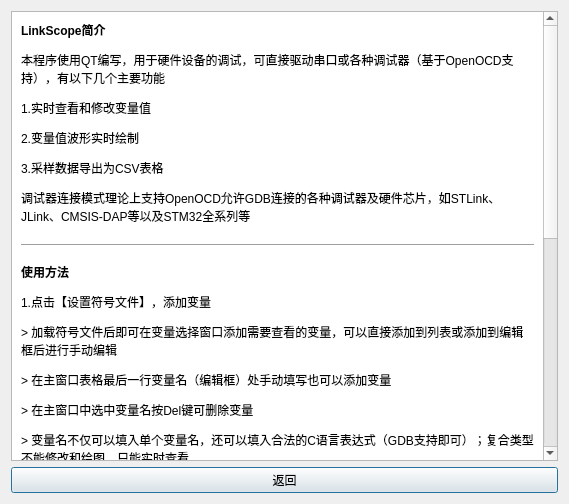
Skythinker616/LinkScope, file helpwindow.ui: the form before one commit.
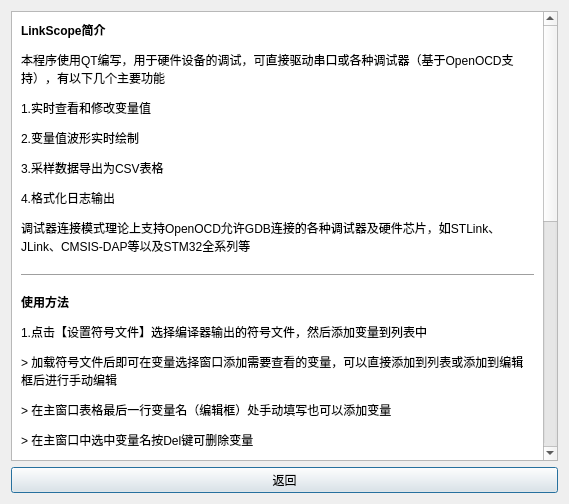
The form after the commit.

Commit message: 加入日志功能；添加窗口状态自动保存；单次读取字节数限制由上位机转到下位机；略降低采样速度以降低CPU占用率；版本号更新为V1.2.0

Diff of the .ui file:
```diff
--- a/helpwindow.ui
+++ b/helpwindow.ui
@@ -32,9 +32,9 @@
       <property name="geometry">
        <rect>
         <x>0</x>
-        <y>-735</y>
+        <y>-390</y>
         <width>523</width>
-        <height>1179</height>
+        <height>1308</height>
        </rect>
       </property>
       <property name="autoFillBackground">
@@ -53,7 +53,7 @@
           </sizepolicy>
          </property>
          <property name="text">
-          <string>&lt;html&gt;&lt;head/&gt;&lt;body&gt;&lt;p&gt;&lt;span style=&quot; font-weight:600;&quot;&gt;LinkScope简介&lt;/span&gt;&lt;/p&gt;&lt;p&gt;本程序使用QT编写，用于硬件设备的调试，可直接驱动串口或各种调试器（基于OpenOCD支持），有以下几个主要功能&lt;/p&gt;&lt;p&gt;1.实时查看和修改变量值&lt;/p&gt;&lt;p&gt;2.变量值波形实时绘制&lt;/p&gt;&lt;p&gt;3.采样数据导出为CSV表格&lt;/p&gt;&lt;p&gt;调试器连接模式理论上支持OpenOCD允许GDB连接的各种调试器及硬件芯片，如STLink、JLink、CMSIS-DAP等以及STM32全系列等&lt;/p&gt;&lt;hr/&gt;&lt;p&gt;&lt;span style=&quot; font-weight:600;&quot;&gt;使用方法&lt;/span&gt;&lt;/p&gt;&lt;p&gt;1.点击【设置符号文件】，添加变量&lt;/p&gt;&lt;p&gt;&amp;gt; 加载符号文件后即可在变量选择窗口添加需要查看的变量，可以直接添加到列表或添加到编辑框后进行手动编辑&lt;/p&gt;&lt;p&gt;&amp;gt; 在主窗口表格最后一行变量名（编辑框）处手动填写也可以添加变量&lt;/p&gt;&lt;p&gt;&amp;gt; 在主窗口中选中变量名按Del键可删除变量&lt;/p&gt;&lt;p&gt;&amp;gt; 变量名不仅可以填入单个变量名，还可以填入合法的C语言表达式（GDB支持即可）；复合类型不能修改和绘图，只能实时查看&lt;/p&gt;&lt;p&gt;2.选择连接模式，连接芯片，连接后程序开始循环采样&lt;/p&gt;&lt;p&gt;&amp;gt; 调试器模式下，在下拉框中选择调试器和芯片类型，点击连接目标&lt;/p&gt;&lt;p&gt;&amp;gt; 串口模式下，点击刷新串口加载串口列表，选中所连接的串口，点击连接目标&lt;/p&gt;&lt;p&gt;3.编辑【修改变量】列可以修改变量值，双击【图线颜色】列可以选择绘图颜色 &lt;/p&gt;&lt;p&gt;4.单击【变量名】列选中对应的变量，可以在绘图窗口查看历史数据，并会加粗绘制 &lt;/p&gt;&lt;p&gt;5.绘图界面说明请到绘图窗口点击操作说明 &lt;/p&gt;&lt;p&gt;6.点击菜单中的保存/导入配置可以将当前配置保存到INI文件或从文件中恢复配置，点击导出数据可以将获取到的采样数据导出到CSV表格文件&lt;/p&gt;&lt;hr/&gt;&lt;p&gt;&lt;span style=&quot; font-weight:600;&quot;&gt;注意事项 &lt;/span&gt;&lt;/p&gt;&lt;p&gt;1.修改符号文件路径后需要重新连接 &lt;/p&gt;&lt;p&gt;2.连接目标前请确认已使用该调试器为目标芯片下载过指定程序 &lt;/p&gt;&lt;p&gt;3.若程序闪退后发现下一次运行时无法连接目标，请尝试手动结束openocd.exe进程 &lt;/p&gt;&lt;p&gt;4.连接配置文件位于openocd/share/openocd/scripts下的target和interface中，用户可按照openocd语法编写配置脚本，放入对应目录下后点击“刷新连接配置”菜单项&lt;/p&gt;&lt;/body&gt;&lt;/html&gt;</string>
+          <string>&lt;html&gt;&lt;head/&gt;&lt;body&gt;&lt;p&gt;&lt;span style=&quot; font-weight:600;&quot;&gt;LinkScope简介&lt;/span&gt;&lt;/p&gt;&lt;p&gt;本程序使用QT编写，用于硬件设备的调试，可直接驱动串口或各种调试器（基于OpenOCD支持），有以下几个主要功能&lt;/p&gt;&lt;p&gt;1.实时查看和修改变量值&lt;/p&gt;&lt;p&gt;2.变量值波形实时绘制&lt;/p&gt;&lt;p&gt;3.采样数据导出为CSV表格&lt;/p&gt;&lt;p&gt;4.格式化日志输出&lt;/p&gt;&lt;p&gt;调试器连接模式理论上支持OpenOCD允许GDB连接的各种调试器及硬件芯片，如STLink、JLink、CMSIS-DAP等以及STM32全系列等&lt;/p&gt;&lt;hr/&gt;&lt;p&gt;&lt;span style=&quot; font-weight:600;&quot;&gt;使用方法&lt;/span&gt;&lt;/p&gt;&lt;p&gt;1.点击【设置符号文件】选择编译器输出的符号文件，然后添加变量到列表中&lt;/p&gt;&lt;p&gt;&amp;gt; 加载符号文件后即可在变量选择窗口添加需要查看的变量，可以直接添加到列表或添加到编辑框后进行手动编辑&lt;/p&gt;&lt;p&gt;&amp;gt; 在主窗口表格最后一行变量名（编辑框）处手动填写也可以添加变量&lt;/p&gt;&lt;p&gt;&amp;gt; 在主窗口中选中变量名按Del键可删除变量&lt;/p&gt;&lt;p&gt;&amp;gt; 变量名不仅可以填入单个变量名，还可以填入合法的C语言表达式（GDB支持即可）；复合类型不能修改和绘图，只能实时查看&lt;/p&gt;&lt;p&gt;2.选择连接模式，连接芯片，连接后程序开始循环采样，勾选【监视日志】后即可将下位机输出的日志实时显示出来&lt;/p&gt;&lt;p&gt;&amp;gt; 调试器模式下，在下拉框中选择调试器和芯片类型，点击连接目标&lt;/p&gt;&lt;p&gt;&amp;gt; 串口模式下，点击刷新串口加载串口列表，选中所连接的串口，点击连接目标&lt;/p&gt;&lt;p&gt;&amp;gt; 串口功能和日志功能都需要修改下位机程序，可以在菜单中进入主页查看说明&lt;/p&gt;&lt;p&gt;3.编辑【修改变量】列可以修改变量值，双击【图线颜色】列可以选择绘图颜色 &lt;/p&gt;&lt;p&gt;4.单击【变量名】列选中对应的变量，可以在绘图窗口查看历史数据，并会加粗绘制 &lt;/p&gt;&lt;p&gt;5.绘图界面说明请到绘图窗口点击操作说明 &lt;/p&gt;&lt;p&gt;6.点击菜单中的保存/导入配置可以将当前配置保存到INI文件或从文件中恢复配置，点击导出数据可以将获取到的采样数据导出到CSV表格文件&lt;/p&gt;&lt;hr/&gt;&lt;p&gt;&lt;span style=&quot; font-weight:600;&quot;&gt;注意事项 &lt;/span&gt;&lt;/p&gt;&lt;p&gt;1.修改符号文件路径后需要重新连接 &lt;/p&gt;&lt;p&gt;2.连接目标前请确认已使用该调试器为目标芯片下载过指定程序 &lt;/p&gt;&lt;p&gt;3.若程序闪退后发现下一次运行时无法连接目标，请尝试手动结束openocd.exe进程 &lt;/p&gt;&lt;p&gt;4.连接配置文件位于openocd/share/openocd/scripts下的target和interface中，用户可按照openocd语法编写配置脚本，放入对应目录下后点击“刷新连接配置”菜单项&lt;/p&gt;&lt;/body&gt;&lt;/html&gt;</string>
          </property>
          <property name="textFormat">
           <enum>Qt::AutoText</enum>
```
The commit also changes 21 other files.
